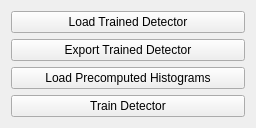
This is ilastik/applets/fillMissingSlices/drawer.ui in ilastik/ilastik as Qt 5 draws it before an edit. The edited form follows.
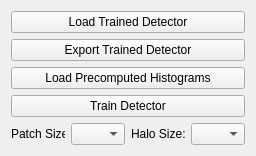
This is the edited form.

Commit message: fillmissing: updated gui to lazyflow status

Diff of the .ui file:
```diff
--- a/ilastik/applets/fillMissingSlices/drawer.ui
+++ b/ilastik/applets/fillMissingSlices/drawer.ui
@@ -102,6 +102,32 @@
        </property>
       </widget>
      </item>
+     <item>
+      <layout class="QHBoxLayout" name="horizontalLayout_1">
+       <item>
+        <widget class="QLabel" name="patchSizeLabel">
+         <property name="text">
+          <string>Patch Size:</string>
+         </property>
+        </widget>
+       </item>
+       <item>
+        <widget class="QComboBox" name="patchSizeComboBox">
+        </widget>
+       </item>
+       <item>
+        <widget class="QLabel" name="haloSizeLabel">
+         <property name="text">
+          <string>Halo Size:</string>
+         </property>
+        </widget>
+       </item>
+       <item>
+        <widget class="QComboBox" name="haloSizeComboBox">
+        </widget>
+       </item>
+      </layout>
+     </item>
     </layout>
    </item>
   </layout>
```
Left out of the diff: 8 changed lines with no effect on the pictures. The commit also changes 4 other files.
